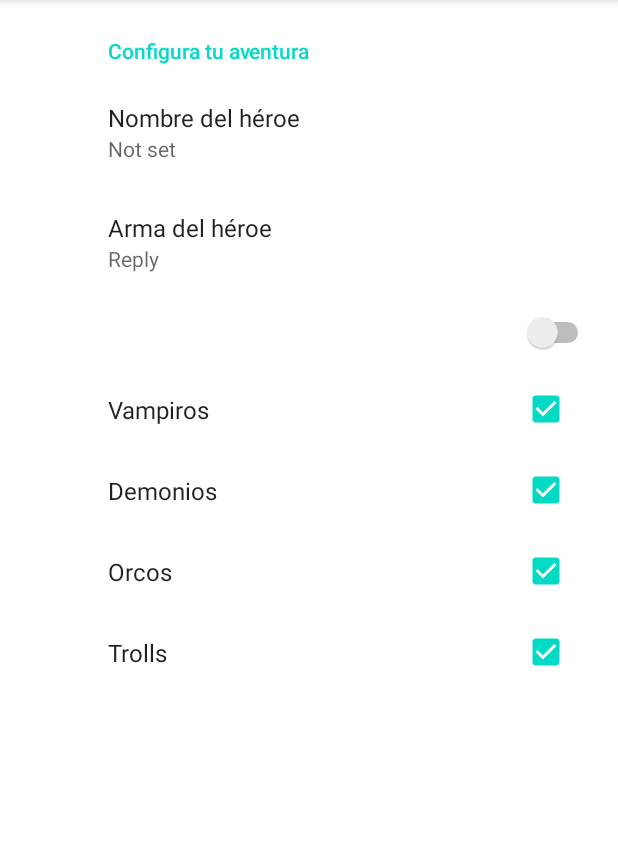
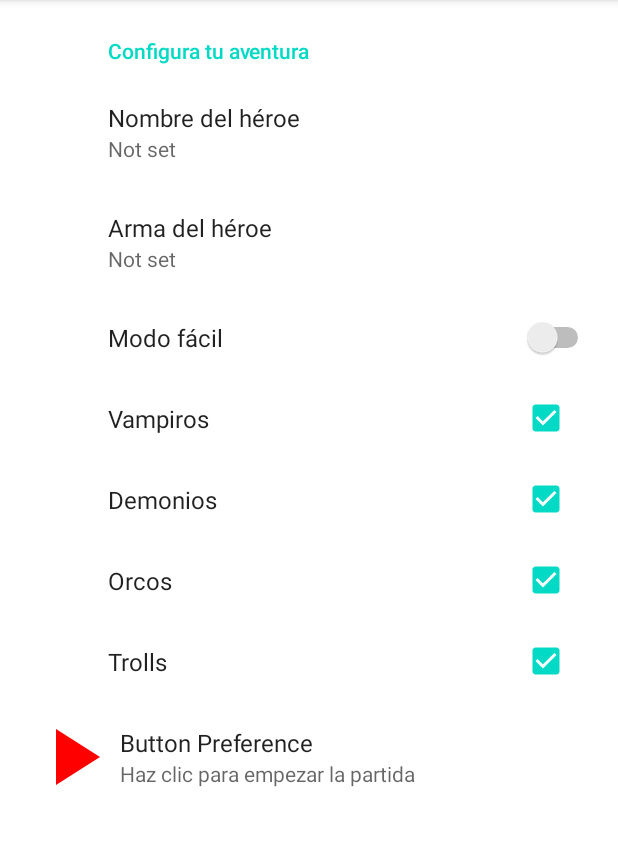
Before and after one commit to JoseManuelFuentesFernandez/creaciones, an Android app: the PreferenciasFragment screen opened through its navigation route, on a phone screen of 412 x 824 dp, the part 84-930 px from its top. Run offline under Robolectric (Android 15) with nearby library versions, the light colour scheme and no system bars; our stand-ins replace androidx.preference.

Commit message:
Creación de preferencias correctamente
+ lista de armas
+ button funciona, pero solo el exterior

```diff
--- a/Examen_Inicial/app/src/main/java/iestr/gag/examen/view/PreferenciasFragment.kt
+++ b/Examen_Inicial/app/src/main/java/iestr/gag/examen/view/PreferenciasFragment.kt
@@ -1,12 +1,26 @@
 package iestr.gag.examen.view
 
 import android.os.Bundle
+import android.view.LayoutInflater
+import android.view.View
+import android.view.ViewGroup
+import android.widget.ImageButton
+import androidx.navigation.fragment.findNavController
+import androidx.preference.Preference
 import androidx.preference.PreferenceFragmentCompat
 import iestr.gag.examen.R
+import iestr.gag.examen.databinding.ButtonPreferencesBinding
+import iestr.gag.examen.databinding.FragmentInicioBinding
 
 class PreferenciasFragment : PreferenceFragmentCompat() {
 
     override fun onCreatePreferences(savedInstanceState: Bundle?, rootKey: String?) {
         setPreferencesFromResource(R.xml.root_preferences, rootKey)
+
+        val buttonPreference = findPreference<Preference>("button_preference")
+        buttonPreference?.setOnPreferenceClickListener {
+            findNavController().navigate(PreferenciasFragmentDirections.actionPreferenciasFragmentToPartidaFragment())
+            true
+        }
     }
 }
--- a/Examen_Inicial/app/src/main/res/xml/root_preferences.xml
+++ b/Examen_Inicial/app/src/main/res/xml/root_preferences.xml
@@ -11,8 +11,8 @@
 
         <ListPreference
             app:defaultValue="reply"
-            app:entries="@array/reply_entries"
-            app:entryValues="@array/reply_values"
+            app:entries="@array/etiqueta_arma"
+            app:entryValues="@array/valor_arma"
             app:key="arma"
             app:title="@string/arma_heroe_preferences"
             app:useSimpleSummaryProvider="true" />
@@ -21,7 +21,7 @@
             android:layout_height="wrap_content"
             android:defaultValue="false"
             app:key="facil"
-            tools:title="@string/modo_facil_preferences" />
+            app:title="@string/modo_facil_preferences" />
         <CheckBoxPreference
             android:defaultValue="true"
             android:key="@string/vampiros_preference"
@@ -39,6 +39,13 @@
             android:key="@string/trolls_preferences"
             android:title="@string/trolls_preferences" />
 
+        <Preference
+            android:key="button_preference"
+            android:title="Button Preference"
+            android:summary="Haz clic para empezar la partida"
+            app:icon="@drawable/ic_baseline_play_arrow_24"
+            app:layout="@layout/button_preferences" />
+
     </PreferenceCategory>
 
 </PreferenceScreen>
```
Also changed, not shown: Examen_Inicial/app/src/main/res/layout/button_preferences.xml (added, +20 -0 lines).
